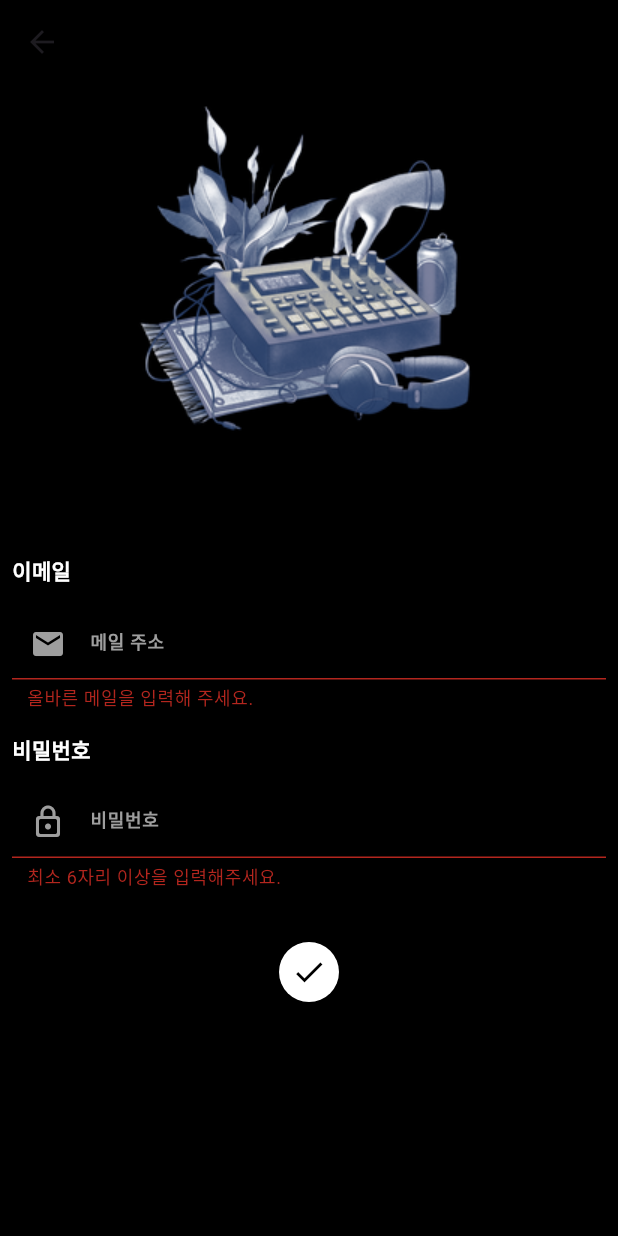
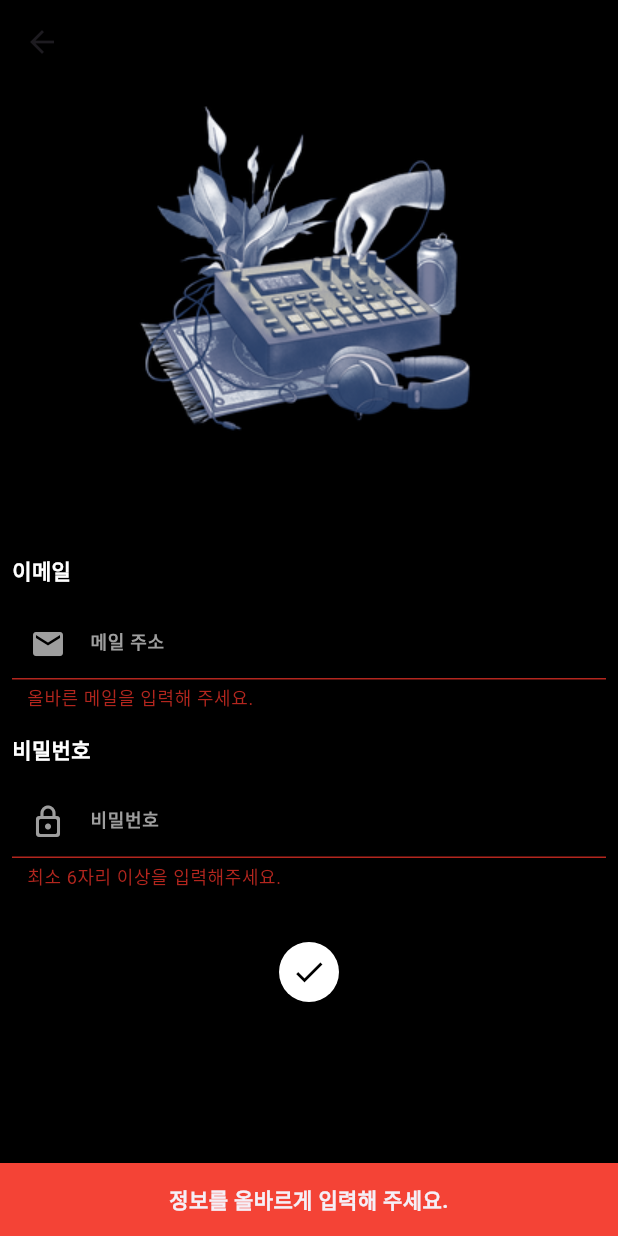
Before and after one commit to Astrum93/Flutter_Music_Is_Life, a Flutter app: the LogInScreen screen opened directly, after a tap on the "check" icon, on a phone screen of 412 x 824 dp. Run offline on Flutter 3.47's test engine with Material 3 defaults, Android fonts, the phone set to English and light mode, and no system bars; drawn by our look-alikes of modal_progress_hud_nsn; our stand-ins replace cloud_firestore, dotted_border, firebase_auth, firebase_core, firebase_storage, image_picker; accounts and stored records are empty; generated files the repository leaves out were written again.

Commit message:
로그인의 여러 상황 속 이슈 보완

```diff
--- a/lib/common/widget/color_snackbar.dart
+++ b/lib/common/widget/color_snackbar.dart
@@ -1,19 +1,24 @@
 import 'package:flutter/material.dart';
 
-class ColorSnackBar extends StatelessWidget {
+class ColorSnackBar extends StatefulWidget {
   final String text;
   final Color? color;
 
   const ColorSnackBar({super.key, required this.text, required this.color});
 
   @override
+  State<ColorSnackBar> createState() => _ColorSnackBarState();
+}
+
+class _ColorSnackBarState extends State<ColorSnackBar> {
+  @override
   Widget build(BuildContext context) {
     return SnackBar(
       content: Text(
-        text,
+        widget.text,
         textAlign: TextAlign.center,
       ),
-      backgroundColor: color,
+      backgroundColor: widget.color,
     );
   }
 }
--- a/lib/screen/login/login.dart
+++ b/lib/screen/login/login.dart
@@ -1,5 +1,4 @@
 import 'package:MusicIsLife/common/widget/check_button.dart';
-import 'package:MusicIsLife/common/widget/color_snackbar.dart';
 import 'package:flutter/material.dart';
 import 'package:firebase_auth/firebase_auth.dart';
 import 'package:modal_progress_hud_nsn/modal_progress_hud_nsn.dart';
@@ -62,19 +61,53 @@ class _LogInScreenState extends State<LogInScreen> {
           setState(() {
             _loading = false;
           });
-          print('등록은 되있는데 로그인 안됨');
+          if (mounted) {
+            ScaffoldMessenger.of(context).showSnackBar(
+              const SnackBar(
+                content: Text(
+                  '예상치 못한 오류가 발생되어 로그인에 실패하였습니다.',
+                  textAlign: TextAlign.center,
+                  style: TextStyle(fontWeight: FontWeight.bold),
+                ),
+                backgroundColor: Colors.red,
+              ),
+            );
+          }
         }
       } catch (e) {
         setState(() {
           _loading = false;
         });
-        print('등록되지 않은 사용자 입니다.');
+
+        if (mounted) {
+          ScaffoldMessenger.of(context).showSnackBar(
+            const SnackBar(
+              content: Text(
+                '등록되지 않은 사용자 입니다.',
+                textAlign: TextAlign.center,
+                style: TextStyle(fontWeight: FontWeight.bold),
+              ),
+              backgroundColor: Colors.red,
+            ),
+          );
+        }
       }
     } else {
       setState(() {
         _loading = false;
       });
-      print('validation에서 걸림');
+      if (mounted) {
+        ScaffoldMessenger.of(context).showSnackBar(
+          const SnackBar(
+            content: Text(
+              '정보를 올바르게 입력해 주세요.',
+              textAlign: TextAlign.center,
+              style: TextStyle(fontWeight: FontWeight.bold),
+            ),
+            backgroundColor: Colors.red,
+          ),
+        );
+      }
     }
   }
 
@@ -189,19 +222,11 @@ class _LogInScreenState extends State<LogInScreen> {
                             const SizedBox(height: 35),
 
                             // 체크 버튼
-                            CheckButton(() async {
-                              try {
+                            CheckButton(
+                              () async {
                                 tryLogin();
-                              } catch (e) {
-                                if (mounted) {
-                                  const ColorSnackBar(
-                                    text:
-                                        '로그인이 정상적으로 이루어지지 않았습니다.\n입력하신 정보를 확인해 주세요.',
-                                    color: Colors.red,
-                                  );
-                                }
-                              }
-                            })
+                              },
+                            )
                           ],
                         ),
                       ),
```
